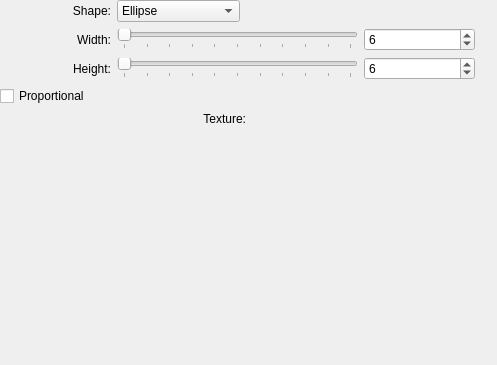
Qt form krita/plugins/paintops/spray/wdgsprayshapeoptions.ui (KDE/krita) before a commit.
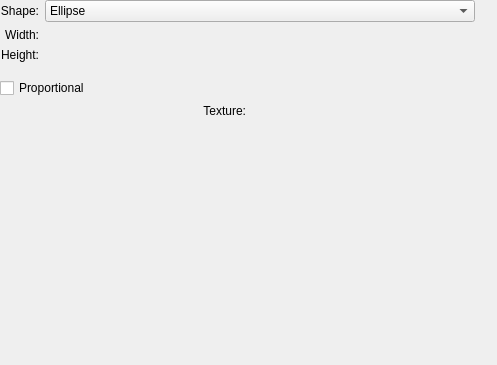
The same form after that commit. Custom widgets are drawn as their Qt base class.

Commit message: update sliders for spray brush

What changed in the file:
```diff
--- a/krita/plugins/paintops/spray/wdgsprayshapeoptions.ui
+++ b/krita/plugins/paintops/spray/wdgsprayshapeoptions.ui
@@ -39,9 +39,18 @@
     <number>0</number>
    </property>
    <item>
-    <layout class="QGridLayout" name="gridLayout" columnstretch="0,0,0,0,0">
+    <layout class="QGridLayout" name="gridLayout" columnstretch="0,0,0">
+     <property name="bottomMargin">
+      <number>10</number>
+     </property>
      <item row="0" column="0">
       <widget class="QLabel" name="widthInfoLbl_2">
+       <property name="sizePolicy">
+        <sizepolicy hsizetype="Fixed" vsizetype="Preferred">
+         <horstretch>0</horstretch>
+         <verstretch>0</verstretch>
+        </sizepolicy>
+       </property>
        <property name="text">
         <string>Shape:</string>
        </property>
@@ -52,6 +61,12 @@
      </item>
      <item row="0" column="1">
       <widget class="QComboBox" name="shapeBox">
+       <property name="sizePolicy">
+        <sizepolicy hsizetype="Preferred" vsizetype="Fixed">
+         <horstretch>0</horstretch>
+         <verstretch>0</verstretch>
+        </sizepolicy>
+       </property>
        <property name="currentIndex">
         <number>0</number>
        </property>
@@ -82,19 +97,6 @@
        </item>
       </widget>
      </item>
-     <item row="0" column="2" colspan="3">
-      <spacer name="horizontalSpacer">
-       <property name="orientation">
-        <enum>Qt::Horizontal</enum>
-       </property>
-       <property name="sizeHint" stdset="0">
-        <size>
-         <width>198</width>
-         <height>20</height>
-        </size>
-       </property>
-      </spacer>
-     </item>
      <item row="1" column="0">
       <widget class="QLabel" name="widthInfoLbl">
        <property name="text">
@@ -105,42 +107,7 @@
        </property>
       </widget>
      </item>
-     <item row="1" column="1" colspan="2">
-      <widget class="QSlider" name="widthSlider">
-       <property name="minimum">
-        <number>1</number>
-       </property>
-       <property name="maximum">
-        <number>1000</number>
-       </property>
-       <property name="pageStep">
-        <number>100</number>
-       </property>
-       <property name="orientation">
-        <enum>Qt::Horizontal</enum>
-       </property>
-       <property name="tickPosition">
-        <enum>QSlider::TicksBelow</enum>
-       </property>
-      </widget>
-     </item>
-     <item row="1" column="3">
-      <widget class="QSpinBox" name="widthSpin">
-       <property name="enabled">
-        <bool>true</bool>
-       </property>
-       <property name="minimum">
-        <number>1</number>
-       </property>
-       <property name="maximum">
-        <number>1000</number>
-       </property>
-       <property name="value">
-        <number>6</number>
-       </property>
-      </widget>
-     </item>
-     <item row="1" column="4" rowspan="2">
+     <item row="1" column="2" rowspan="2">
       <widget class="KoAspectButton" name="aspectButton">
        <property name="sizePolicy">
         <sizepolicy hsizetype="Minimum" vsizetype="Fixed">
@@ -175,38 +142,16 @@
        </property>
       </widget>
      </item>
-     <item row="2" column="1" colspan="2">
-      <widget class="QSlider" name="heightSlider">
-       <property name="minimum">
-        <number>1</number>
-       </property>
-       <property name="maximum">
-        <number>1000</number>
-       </property>
-       <property name="pageStep">
-        <number>100</number>
-       </property>
-       <property name="orientation">
-        <enum>Qt::Horizontal</enum>
-       </property>
-       <property name="tickPosition">
-        <enum>QSlider::TicksBelow</enum>
-       </property>
-      </widget>
+     <item row="2" column="1">
+      <widget class="KisDoubleSliderSpinBox" name="heightSpin" native="true"/>
      </item>
-     <item row="2" column="3">
-      <widget class="QSpinBox" name="heightSpin">
-       <property name="enabled">
-        <bool>true</bool>
-       </property>
-       <property name="minimum">
-        <number>1</number>
-       </property>
-       <property name="maximum">
-        <number>1000</number>
-       </property>
-       <property name="value">
-        <number>6</number>
+     <item row="1" column="1">
+      <widget class="KisDoubleSliderSpinBox" name="widthSpin" native="true">
+       <property name="minimumSize">
+        <size>
+         <width>0</width>
+         <height>0</height>
+        </size>
        </property>
       </widget>
      </item>
@@ -267,6 +212,12 @@
    <header>kurlrequester.h</header>
    <container>1</container>
   </customwidget>
+  <customwidget>
+   <class>KisDoubleSliderSpinBox</class>
+   <extends>QWidget</extends>
+   <header>kis_slider_spin_box.h</header>
+   <container>1</container>
+  </customwidget>
  </customwidgets>
  <resources/>
  <connections>
```
Left out of the diff: 67 changed lines with no effect on the pictures. The commit also changes 6 other files.
